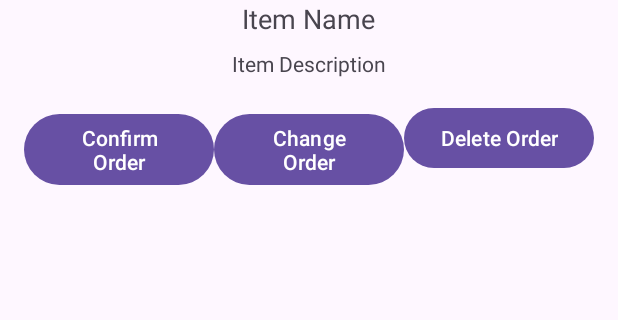
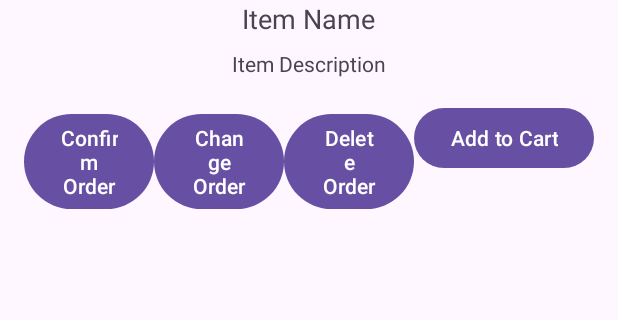
Before and after one commit to rubyiscoding/AllYouCanEatOrderingApp, an Android app: the layout menu_item_layout.xml on its own in the app's theme, with its tools: preview values and no code run, on a phone screen of 412 x 824 dp, the part 174-494 px from its top. Run offline under Robolectric (Android 15) with nearby library versions, the phone set to English and light mode, and no system bars.

Commit message:
Added Cart Functionality to MainActivity and updated menu_item_layout.xml

```diff
--- a/app/src/main/res/layout/menu_item_layout.xml
+++ b/app/src/main/res/layout/menu_item_layout.xml
@@ -59,5 +59,12 @@
             android:layout_height="wrap_content"
             android:layout_weight="1"
             android:text="Delete Order" />
+
+        <Button
+            android:id="@+id/addToCartButton"
+            android:layout_width="wrap_content"
+            android:layout_height="wrap_content"
+            android:text="Add to Cart" />
     </LinearLayout>
+
 </LinearLayout>
```
Also changed, not shown: app/src/main/java/com/example/allyoucaneatorderingapp/MenuAdapter.kt (+9 -1 lines), app/src/main/res/layout/activity_main.xml (+31 -10 lines).
